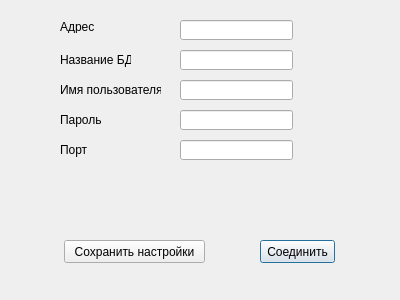
First picture: the form in preferencesdialog.ui, repository andron58/catalogue, before the edit.
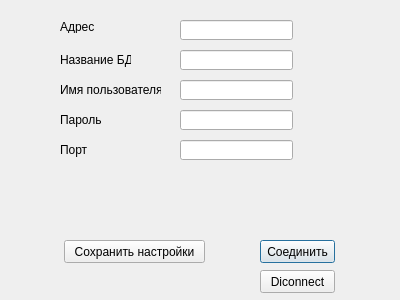
Second picture: the form after the edit.

```diff
--- a/preferencesdialog.ui
+++ b/preferencesdialog.ui
@@ -154,6 +154,19 @@
     <string>Сохранить настройки</string>
    </property>
   </widget>
+  <widget class="QPushButton" name="pushButton_2">
+   <property name="geometry">
+    <rect>
+     <x>260</x>
+     <y>270</y>
+     <width>75</width>
+     <height>23</height>
+    </rect>
+   </property>
+   <property name="text">
+    <string>Diconnect</string>
+   </property>
+  </widget>
  </widget>
  <resources/>
  <connections/>
```
Left out of the diff: 19 changed lines with no effect on the pictures.
